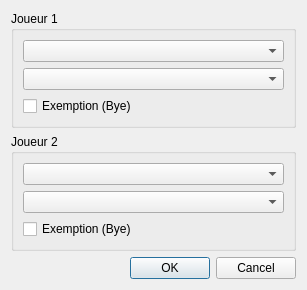
Above: src/DialogChangePlayer.ui from raoulh/pongify before the change. Below: the same form after it.
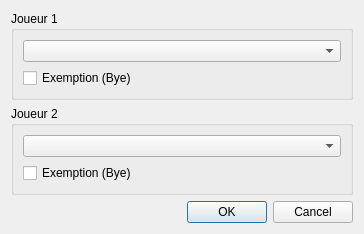
That is the form after the change.

```diff
--- a/src/DialogChangePlayer.ui
+++ b/src/DialogChangePlayer.ui
@@ -6,8 +6,8 @@
    <rect>
     <x>0</x>
     <y>0</y>
-    <width>307</width>
-    <height>262</height>
+    <width>364</width>
+    <height>207</height>
    </rect>
   </property>
   <property name="windowTitle">
@@ -23,9 +23,6 @@
       <item>
        <widget class="QComboBox" name="comboBoxP1"/>
       </item>
-      <item>
-       <widget class="QComboBox" name="comboBoxP1_2"/>
-      </item>
       <item>
        <widget class="QCheckBox" name="checkBoxBye1">
         <property name="text">
@@ -45,9 +42,6 @@
       <item>
        <widget class="QComboBox" name="comboBoxP2"/>
       </item>
-      <item>
-       <widget class="QComboBox" name="comboBoxP2_2"/>
-      </item>
       <item>
        <widget class="QCheckBox" name="checkBoxBye2">
         <property name="text">
```
